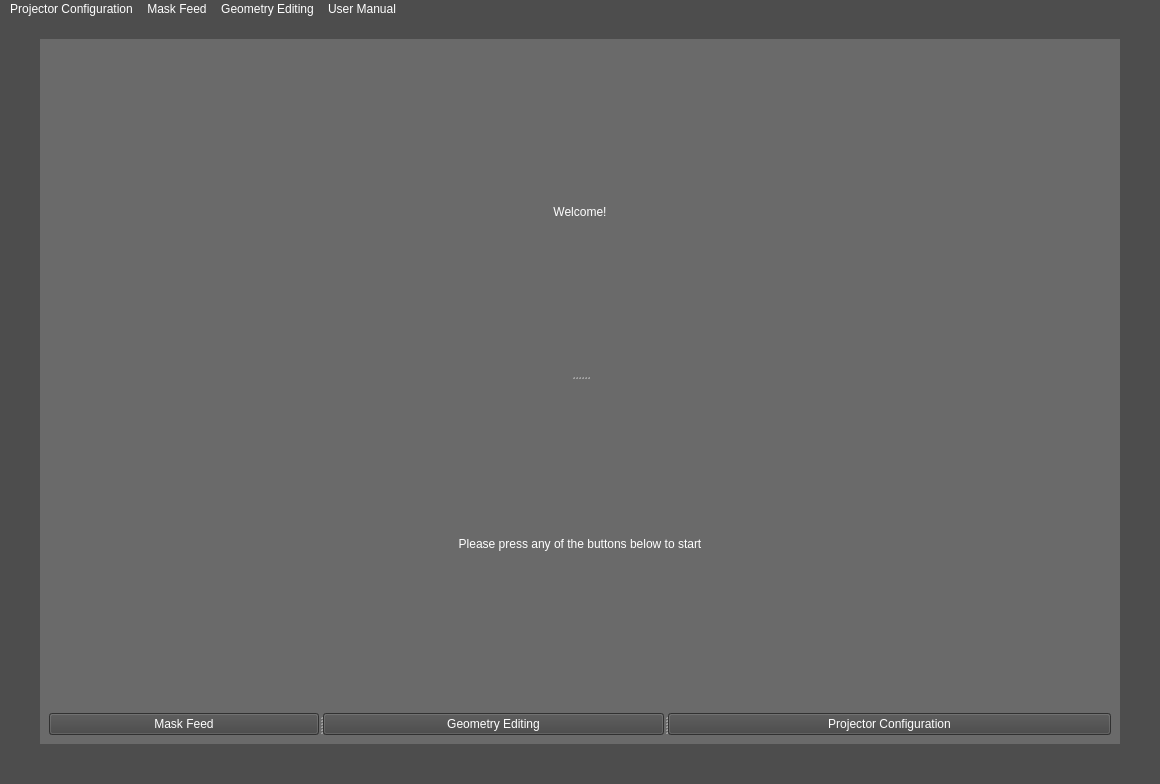
K3N-TR4N/Project-Edge-Blending, file GUI/MainWindow.ui: the form before one commit.
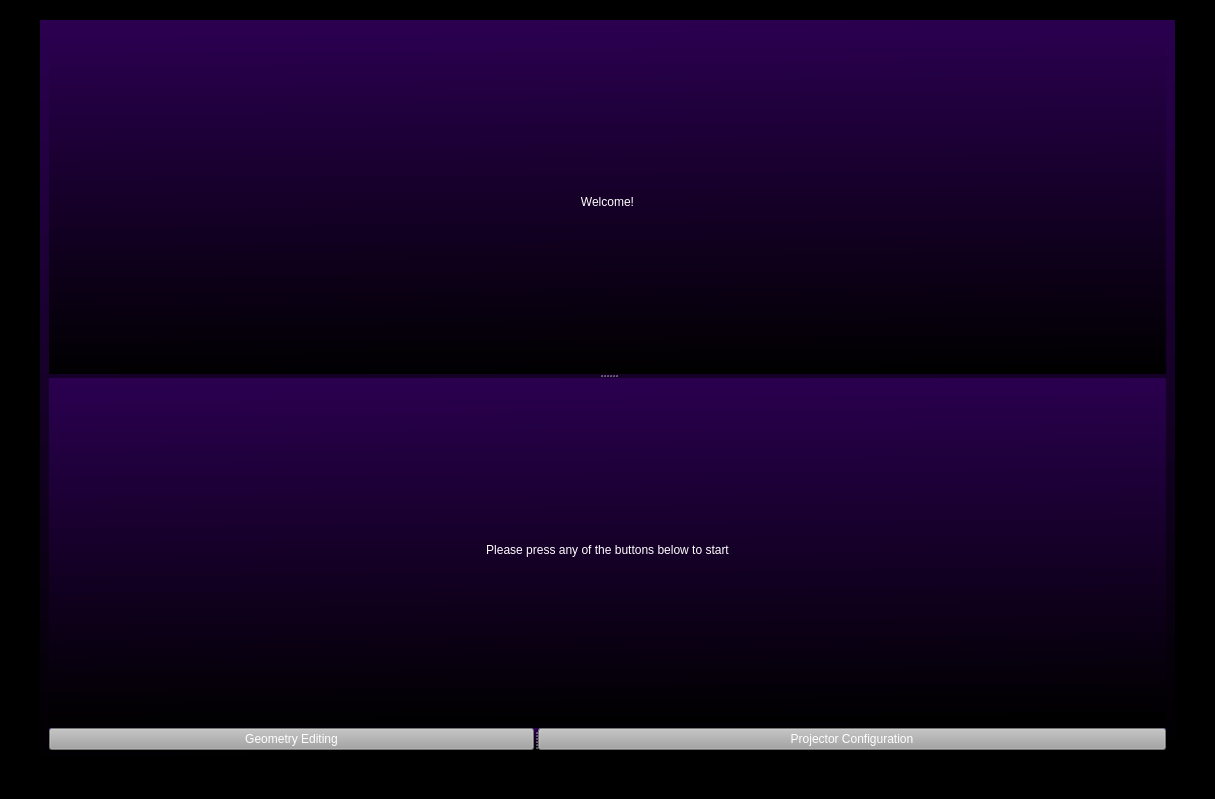
The form after the commit.

What changed in the file:
```diff
--- a/GUI/MainWindow.ui
+++ b/GUI/MainWindow.ui
@@ -6,8 +6,8 @@
    <rect>
     <x>0</x>
     <y>0</y>
-    <width>1160</width>
-    <height>784</height>
+    <width>1215</width>
+    <height>799</height>
    </rect>
   </property>
   <property name="windowTitle">
@@ -15,7 +15,11 @@
   </property>
   <property name="styleSheet">
    <string notr="true">background-color: rgb(77, 77, 77);
-color: rgb(255, 255, 255);</string>
+color: rgb(255, 255, 255);
+background-color: rgb(0, 0, 0);</string>
+  </property>
+  <property name="documentMode">
+   <bool>false</bool>
   </property>
   <widget class="QWidget" name="centralwidget">
    <layout class="QVBoxLayout" name="verticalLayout_2">
@@ -40,7 +44,8 @@
        </font>
       </property>
       <property name="styleSheet">
-       <string notr="true">background-color: rgb(106, 106, 106);</string>
+       <string notr="true">background-color: rgb(106, 106, 106);
+background-color: qlineargradient(spread:pad, x1:0.534, y1:0, x2:0.563, y2:1, stop:0 rgba(42, 0, 79, 255), stop:1 rgba(0, 0, 0, 255));</string>
       </property>
       <layout class="QVBoxLayout" name="verticalLayout_3">
        <item>
@@ -81,30 +86,11 @@
          <property name="orientation">
           <enum>Qt::Horizontal</enum>
          </property>
-         <widget class="QPushButton" name="MaskFeed_btn">
-          <property name="styleSheet">
-           <string notr="true">QPushButton {
-	background-color: rgb(68, 68, 68);
-	color: white;
-}
-
-QPushButton:hover {
-	background-color: rgba(68, 68, 68, 220);
-}
-
-QPushButton:pressed {
-	background-color: rgba(68, 68, 68, 200);
-}</string>
-          </property>
-          <property name="text">
-           <string>Mask Feed</string>
-          </property>
-         </widget>
          <widget class="QPushButton" name="GeometryEdit_btn">
           <property name="styleSheet">
            <string notr="true">QPushButton {
-	background-color: rgb(68, 68, 68);
-	color: white;
+background-color: rgb(162, 162, 162);
+color: &quot;black&quot;
 }
 
 QPushButton:hover {
@@ -122,8 +108,8 @@
          <widget class="QPushButton" name="ProjectorConfig_btn">
           <property name="styleSheet">
            <string notr="true">QPushButton {
-	background-color: rgb(68, 68, 68);
-	color: white;
+background-color: rgb(162, 162, 162);
+color: &quot;Black&quot;
 }
 
 QPushButton:hover {
@@ -145,42 +131,6 @@
     </item>
    </layout>
   </widget>
-  <widget class="QMenuBar" name="menubar">
-   <property name="geometry">
-    <rect>
-     <x>0</x>
-     <y>0</y>
-     <width>1160</width>
-     <height>26</height>
-    </rect>
-   </property>
-   <widget class="QMenu" name="Projector_Configuration_menu">
-    <property name="title">
-     <string>Projector Configuration</string>
-    </property>
-    <addaction name="Add_Projector_action"/>
-    <addaction name="Remove_Projector_action"/>
-   </widget>
-   <widget class="QMenu" name="Mask_Feed_menu">
-    <property name="title">
-     <string>Mask Feed</string>
-    </property>
-   </widget>
-   <widget class="QMenu" name="Geometry_Editing_menu">
-    <property name="title">
-     <string>Geometry Editing</string>
-    </property>
-   </widget>
-   <widget class="QMenu" name="User_Manual_menu">
-    <property name="title">
-     <string>User Manual</string>
-    </property>
-   </widget>
-   <addaction name="Projector_Configuration_menu"/>
-   <addaction name="Mask_Feed_menu"/>
-   <addaction name="Geometry_Editing_menu"/>
-   <addaction name="User_Manual_menu"/>
-  </widget>
   <action name="Add_Projector_action">
    <property name="text">
     <string>Add Projector</string>
```
Left out of the diff: 9 changed lines with no effect on the pictures.
